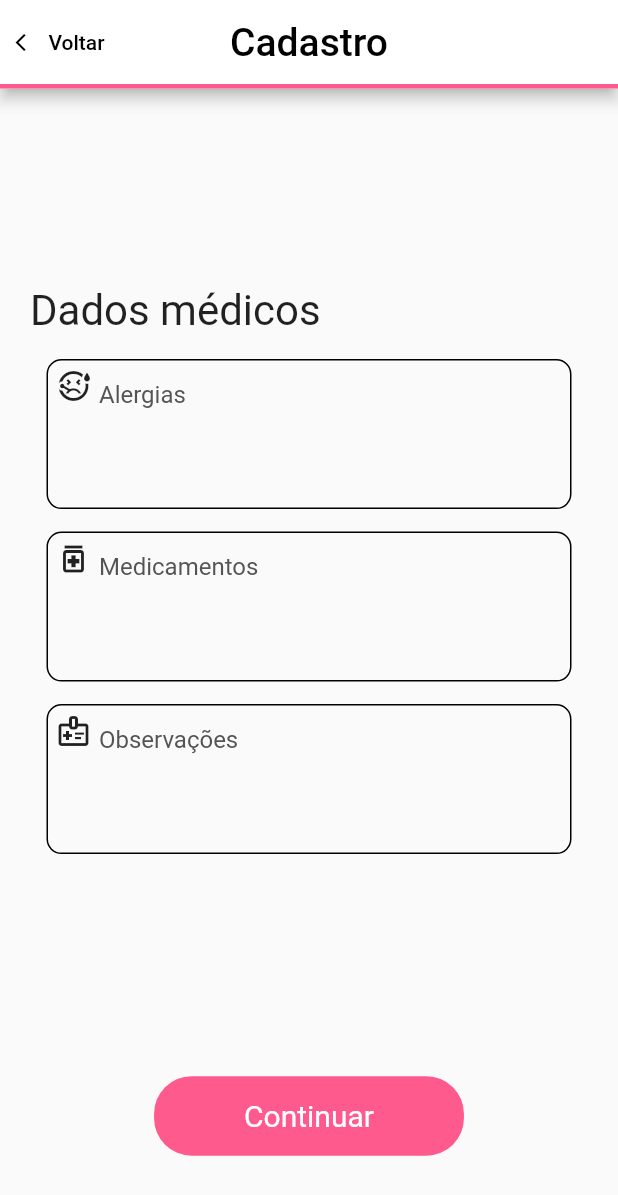
After one commit to Miguel-de-Castro/SowGoodTest, a Flutter app: the RegisterPatientMedicalData screen opened directly, on a phone screen of 412 x 824 dp. The commit adds this screen. Shown: the top 1195 px of the screen. Run offline on Flutter 3.47's test engine with Material 2 defaults, Android fonts, the phone set to English and light mode, and no system bars; our stand-ins replace firebase_auth, firebase_core, google_fonts; missing offline and left inert: dart:html; accounts and stored records are empty; generated files the repository leaves out were written again; key blocks and very long unbroken strings in the code were emptied for the run.

Commit message:
Feature/login screens navigation

```diff
--- /dev/null
+++ b/lib/views/screens/register_pacient_medical_data.dart
@@ -0,0 +1,145 @@
+import 'package:flutter/material.dart';
+import 'package:sow_good/views/design_tokens/custom_colors.dart';
+import 'package:sow_good/views/design_tokens/custom_text_styles.dart';
+import 'package:sow_good/views/screens/register_patient_guardians.dart';
+import 'package:sow_good/views/widgets/button.dart';
+import 'package:sow_good/views/widgets/sg_text_area.dart';
+
+class RegisterPatientMedicalData extends StatefulWidget {
+  const RegisterPatientMedicalData({super.key});
+
+  @override
+  _RegisterPatientMedicalDataState createState() =>
+      _RegisterPatientMedicalDataState();
+}
+
+class _RegisterPatientMedicalDataState
+    extends State<RegisterPatientMedicalData> {
+  final GlobalKey<FormState> _formkey = GlobalKey<FormState>();
+  final TextEditingController _alergiesController = TextEditingController();
+  final TextEditingController _observationsController = TextEditingController();
+  final TextEditingController _medicationsController = TextEditingController();
+
+  double displayHeight(BuildContext context) {
+    return MediaQuery.of(context).size.height;
+  }
+
+  double displayWidth(BuildContext context) {
+    return MediaQuery.of(context).size.width;
+  }
+
+  void nextScreen() {
+    Navigator.push(
+        context,
+        MaterialPageRoute(
+          builder: (BuildContext context) => const RegisterPatientGuardians(),
+        ));
+  }
+
+  @override
+  Widget build(BuildContext context) {
+    return Scaffold(
+      appBar: AppBar(
+        leading: TextButton.icon(
+          onPressed: () {
+            Navigator.pop(context);
+          },
+          icon: const Icon(
+            Icons.arrow_back_ios,
+            size: 14,
+            color: CustomColors.black,
+          ),
+          label: Text(
+            'Voltar',
+            style: CustomTextStylesBuilder()
+                .withSize(14)
+                .withColor(CustomColors.black)
+                .placeholder(),
+          ),
+        ),
+        leadingWidth: 80,
+        bottom: PreferredSize(
+          preferredSize: const Size.fromHeight(3),
+          child: Container(
+            color: CustomColors.pacientPrimary,
+            height: 3,
+            width: double.infinity,
+          ),
+        ),
+        centerTitle: true,
+        backgroundColor: CustomColors.white,
+        title: Text(
+          'Cadastro',
+          style: CustomTextStylesBuilder()
+              .withColor(CustomColors.black)
+              .withSize(26)
+              .placeholder(),
+        ),
+      ),
+      body: Center(
+        child: SingleChildScrollView(
+          child: Padding(
+            padding: EdgeInsets.symmetric(
+                vertical: displayHeight(context) * 0.1, horizontal: 20),
+            child: Column(
+              children: <Widget>[
+                Padding(
+                  padding: const EdgeInsets.only(bottom: 16),
+                  child: Container(
+                    alignment: Alignment.topLeft,
+                    child: Text(
+                      'Dados médicos',
+                      style: CustomTextStyles.title,
+                    ),
+                  ),
+                ),
+                SizedBox(
+                  height: displayHeight(context) * 0.55,
+                  child: SingleChildScrollView(
+                    child: Column(
+                      children: <Widget>[
+                        Padding(
+                          padding: const EdgeInsets.only(bottom: 15),
+                          child: SGTextArea(
+                            controller: _alergiesController,
+                            placeholder: 'Alergias',
+                            icon: Icons.sick_outlined,
+                          ),
+                        ),
+                        Padding(
+                          padding: const EdgeInsets.only(bottom: 15),
+                          child: SGTextArea(
+                            controller: _medicationsController,
+                            placeholder: 'Medicamentos',
+                            icon: Icons.medication_outlined,
+                          ),
+                        ),
+                        Padding(
+                          padding: const EdgeInsets.only(bottom: 15),
+                          child: SGTextArea(
+                            controller: _observationsController,
+                            placeholder: 'Observações',
+                            icon: Icons.medical_information_outlined,
+                          ),
+                        ),
+                      ],
+                    ),
+                  ),
+                )
+              ],
+            ),
+          ),
+        ),
+      ),
+      resizeToAvoidBottomInset: false,
+      floatingActionButtonLocation: FloatingActionButtonLocation.centerDocked,
+      floatingActionButton: Padding(
+        padding: EdgeInsets.only(bottom: displayHeight(context) * 0.065),
+        child: VariableTextPinkButton(
+          onPressed: () => nextScreen(),
+          text: 'Continuar',
+        ),
+      ),
+    );
+  }
+}
--- a/lib/views/screens/register_patient_account.dart
+++ b/lib/views/screens/register_patient_account.dart
@@ -2,6 +2,7 @@ import 'package:flutter/material.dart';
 import 'package:sow_good/validators/text_validators.dart';
 import 'package:sow_good/views/design_tokens/custom_colors.dart';
 import 'package:sow_good/views/design_tokens/custom_text_styles.dart';
+import 'package:sow_good/views/screens/register_patient_data.dart';
 import 'package:sow_good/views/widgets/button.dart';
 import 'package:sow_good/views/widgets/sg_text_field.dart';
 
@@ -45,7 +46,9 @@ class _RegisterPatientAccountState extends State<RegisterPatientAccount> {
   }
 
   void nextScreen() {
-    if (_formKey.currentState!.validate()) {}
+    if (_formKey.currentState!.validate()) {
+      Navigator.push(context, MaterialPageRoute(builder: (BuildContext context) => const RegisterPatientData(),));
+    }
   }
 
   @override
--- a/lib/views/screens/register_patient_data.dart
+++ b/lib/views/screens/register_patient_data.dart
@@ -2,6 +2,7 @@ import 'package:flutter/material.dart';
 import 'package:sow_good/validators/text_validators.dart';
 import 'package:sow_good/views/design_tokens/custom_colors.dart';
 import 'package:sow_good/views/design_tokens/custom_text_styles.dart';
+import 'package:sow_good/views/screens/register_pacient_medical_data.dart';
 import 'package:sow_good/views/widgets/button.dart';
 import 'package:sow_good/views/widgets/sg_text_field.dart';
 
@@ -35,7 +36,9 @@ class _RegisterPatientDataState extends State<RegisterPatientData> {
   }
 
   void nextScreen() {
-    if (_formKey.currentState!.validate()) {}
+    if (_formKey.currentState!.validate()) {
+      Navigator.push(context, MaterialPageRoute(builder: (BuildContext context) => const RegisterPatientMedicalData(),));
+    }
   }
 
   @override
```
Also changed, not shown: lib/views/screens/login_page.dart (+4 -9 lines), lib/views/screens/register_patient_guardians.dart (+6 -1 lines), lib/views/screens/sg_account_info.dart (added, +103 -0 lines), lib/views/widgets/sg_text_button.dart (line endings or trailing spaces).
